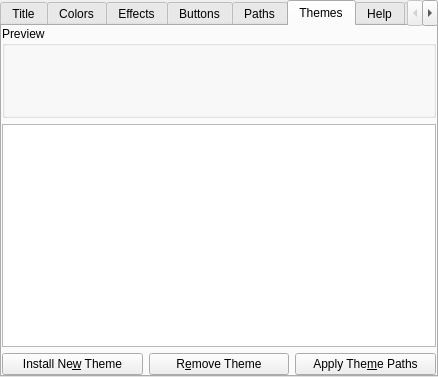
Old version of the form client/config/configdialog.ui in the repository KDE/dekorator.
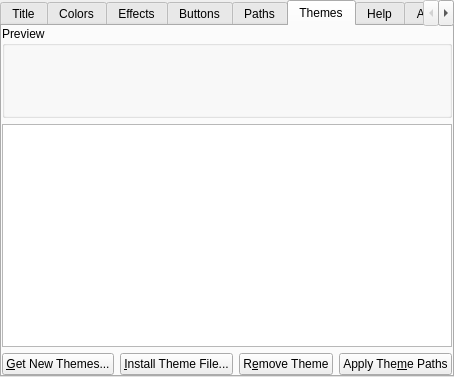
New version of the form. The open tabs and pages were chosen to show the change. Custom widgets are drawn as their Qt base class.

The edit to the form file:
```diff
--- a/client/config/configdialog.ui
+++ b/client/config/configdialog.ui
@@ -1339,10 +1339,17 @@
        </item>
        <item>
         <layout class="QHBoxLayout" >
+         <item>
+          <widget class="QPushButton" name="getNewThemesBtn" >
+           <property name="text" >
+            <string>&amp;Get New Themes...</string>
+           </property>
+          </widget>
+         </item>
          <item>
           <widget class="QPushButton" name="installthemeBtn" >
            <property name="text" >
-            <string>Install Ne&amp;w Theme</string>
+            <string>&amp;Install Theme File...</string>
            </property>
           </widget>
          </item>
```
